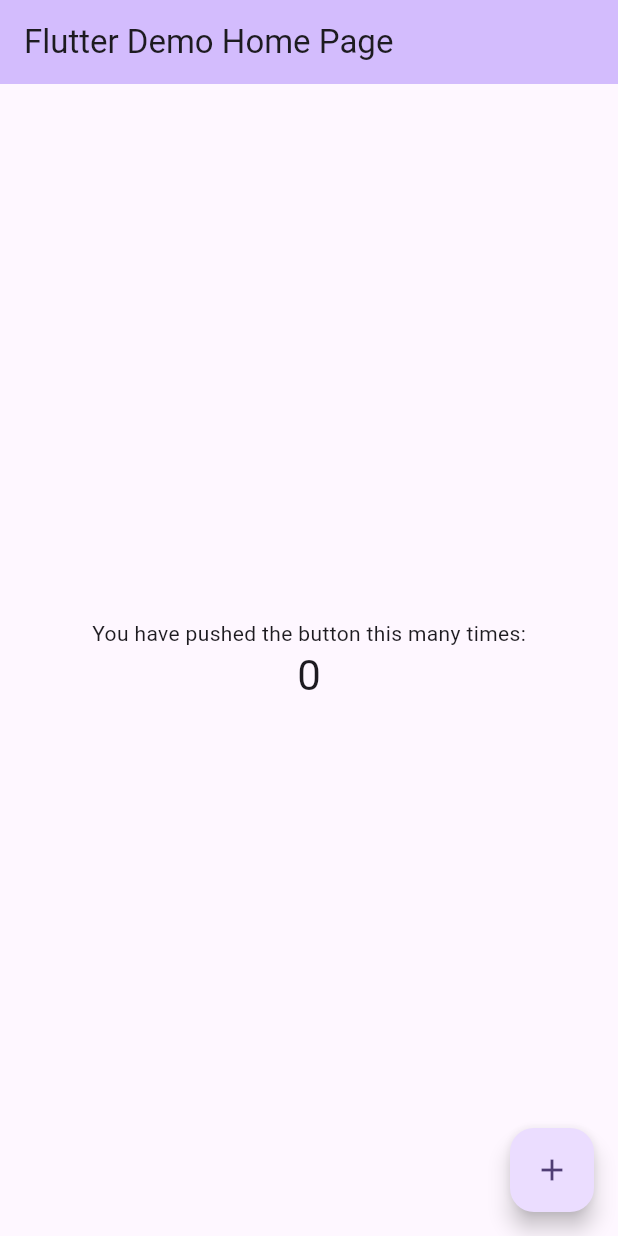
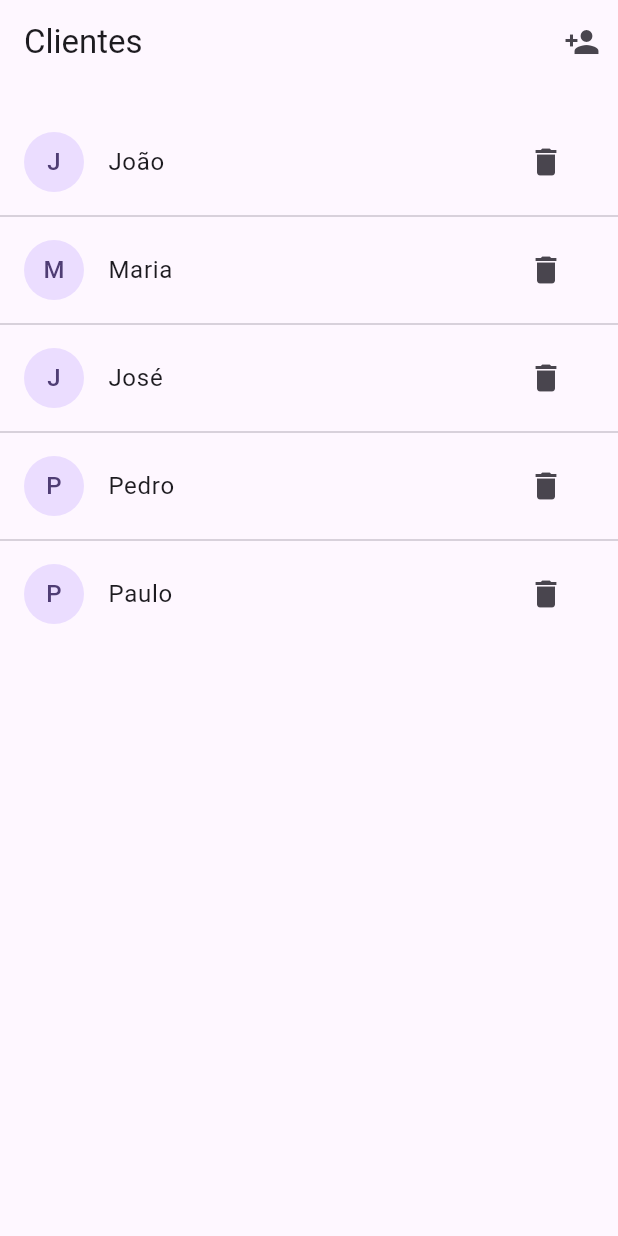
Before and after one commit to limadlp/flutter-sandbox, a Flutter app: the screen it shows after launch, on a phone screen of 412 x 824 dp. Run offline on Flutter 3.47's test engine with Material 3 defaults, Android fonts, the phone set to English and light mode, and no system bars; our stand-ins replace dio, equatable, flutter_bloc, get_it, retrofit; generated files the repository leaves out were written again.

Commit message:
feat: add bloc without packages

```diff
--- /dev/null
+++ b/bloc_sandbox/lib/blocs/cient_bloc.dart
@@ -0,0 +1,32 @@
+import 'dart:async';
+
+import 'package:bloc_sandbox/blocs/client_events.dart';
+import 'package:bloc_sandbox/blocs/client_state.dart';
+import 'package:bloc_sandbox/models/client.dart';
+import 'package:bloc_sandbox/repositories/clients_repository.dart';
+
+class ClientBloc {
+  final _clientRepo = ClientsRepository();
+
+  final _inputClientController = StreamController<ClientEvent>();
+  final _outputClientController = StreamController<ClientState>();
+
+  Sink<ClientEvent> get inputClient => _inputClientController.sink;
+  Stream<ClientState> get stream => _outputClientController.stream;
+
+  ClientBloc() {
+    _inputClientController.stream.listen(_mapEventToState);
+  }
+
+  _mapEventToState(ClientEvent event) async {
+    List<Client> clients = [];
+    if (event is LoadClientsEvent) {
+      clients = _clientRepo.loadClients();
+    } else if (event is AddClientEvent) {
+      clients = _clientRepo.addClient(event.client);
+    } else if (event is RemoveClientEvent) {
+      clients = _clientRepo.removeClient(event.client);
+    }
+    _outputClientController.add(ClientSuccessState(clients: clients));
+  }
+}
--- /dev/null
+++ b/bloc_sandbox/lib/blocs/client_events.dart
@@ -0,0 +1,15 @@
+import 'package:bloc_sandbox/models/client.dart';
+
+abstract class ClientEvent {}
+
+class LoadClientsEvent extends ClientEvent {}
+
+class AddClientEvent extends ClientEvent {
+  final Client client;
+  AddClientEvent({required this.client});
+}
+
+class RemoveClientEvent extends ClientEvent {
+  final Client client;
+  RemoveClientEvent({required this.client});
+}
--- /dev/null
+++ b/bloc_sandbox/lib/blocs/client_state.dart
@@ -0,0 +1,15 @@
+import 'package:bloc_sandbox/models/client.dart';
+
+abstract class ClientState {
+  List<Client> clients;
+  ClientState({required this.clients});
+}
+
+class ClientInitialState extends ClientState {
+  ClientInitialState() : super(clients: []);
+}
+
+class ClientSuccessState extends ClientState {
+  // ignore: use_super_parameters
+  ClientSuccessState({required List<Client> clients}) : super(clients: clients);
+}
--- a/bloc_sandbox/lib/main.dart
+++ b/bloc_sandbox/lib/main.dart
@@ -1,3 +1,4 @@
+import 'package:bloc_sandbox/pages/clients_page.dart';
 import 'package:flutter/material.dart';
 
 void main() {
@@ -7,116 +8,15 @@ void main() {
 class MyApp extends StatelessWidget {
   const MyApp({super.key});
 
-  // This widget is the root of your application.
   @override
   Widget build(BuildContext context) {
     return MaterialApp(
       title: 'Flutter Demo',
+      debugShowCheckedModeBanner: false,
       theme: ThemeData(
-        // This is the theme of your application.
-        //
-        // TRY THIS: Try running your application with "flutter run". You'll see
-        // the application has a purple toolbar. Then, without quitting the app,
-        // try changing the seedColor in the colorScheme below to Colors.green
-        // and then invoke "hot reload" (save your changes or press the "hot
-        // reload" button in a Flutter-supported IDE, or press "r" if you used
-        // the command line to start the app).
-        //
-        // Notice that the counter didn't reset back to zero; the application
-        // state is not lost during the reload. To reset the state, use hot
-        // restart instead.
-        //
-        // This works for code too, not just values: Most code changes can be
-        // tested with just a hot reload.
         colorScheme: ColorScheme.fromSeed(seedColor: Colors.deepPurple),
       ),
-      home: const MyHomePage(title: 'Flutter Demo Home Page'),
+      home: const ClientsPage(),
     );
   }
 }
-
-class MyHomePage extends StatefulWidget {
-  const MyHomePage({super.key, required this.title});
-
-  // This widget is the home page of your application. It is stateful, meaning
-  // that it has a State object (defined below) that contains fields that affect
-  // how it looks.
-
-  // This class is the configuration for the state. It holds the values (in this
-  // case the title) provided by the parent (in this case the App widget) and
-  // used by the build method of the State. Fields in a Widget subclass are
-  // always marked "final".
-
-  final String title;
-
-  @override
-  State<MyHomePage> createState() => _MyHomePageState();
-}
-
-class _MyHomePageState extends State<MyHomePage> {
-  int _counter = 0;
-
-  void _incrementCounter() {
-    setState(() {
-      // This call to setState tells the Flutter framework that something has
-      // changed in this State, which causes it to rerun the build method below
-      // so that the display can reflect the updated values. If we changed
-      // _counter without calling setState(), then the build method would not be
-      // called again, and so nothing would appear to happen.
-      _counter++;
-    });
-  }
-
-  @override
-  Widget build(BuildContext context) {
-    // This method is rerun every time setState is called, for instance as done
-    // by the _incrementCounter method above.
-    //
-    // The Flutter framework has been optimized to make rerunning build methods
-    // fast, so that you can just rebuild anything that needs updating rather
-    // than having to individually change instances of widgets.
-    return Scaffold(
-      appBar: AppBar(
-        // TRY THIS: Try changing the color here to a specific color (to
-        // Colors.amber, perhaps?) and trigger a hot reload to see the AppBar
-        // change color while the other colors stay the same.
-        backgroundColor: Theme.of(context).colorScheme.inversePrimary,
-        // Here we take the value from the MyHomePage object that was created by
-        // the App.build method, and use it to set our appbar title.
-        title: Text(widget.title),
-      ),
-      body: Center(
-        // Center is a layout widget. It takes a single child and positions it
-        // in the middle of the parent.
-        child: Column(
-          // Column is also a layout widget. It takes a list of children and
-          // arranges them vertically. By default, it sizes itself to fit its
-          // children horizontally, and tries to be as tall as its parent.
-          //
-          // Column has various properties to control how it sizes itself and
-          // how it positions its children. Here we use mainAxisAlignment to
-          // center the children vertically; the main axis here is the vertical
-          // axis because Columns are vertical (the cross axis would be
-          // horizontal).
-          //
-          // TRY THIS: Invoke "debug painting" (choose the "Toggle Debug Paint"
-          // action in the IDE, or press "p" in the console), to see the
-          // wireframe for each widget.
-          mainAxisAlignment: MainAxisAlignment.center,
-          children: <Widget>[
-            const Text('You have pushed the button this many times:'),
-            Text(
-              '$_counter',
-              style: Theme.of(context).textTheme.headlineMedium,
-            ),
-          ],
-        ),
-      ),
-      floatingActionButton: FloatingActionButton(
-        onPressed: _incrementCounter,
-        tooltip: 'Increment',
-        child: const Icon(Icons.add),
-      ), // This trailing comma makes auto-formatting nicer for build methods.
-    );
-  }
-}
--- /dev/null
+++ b/bloc_sandbox/lib/models/client.dart
@@ -0,0 +1,5 @@
+class Client {
+  String nome;
+
+  Client({required this.nome});
+}
--- /dev/null
+++ b/bloc_sandbox/lib/pages/clients_page.dart
@@ -0,0 +1,97 @@
+import 'dart:math';
+
+import 'package:bloc_sandbox/blocs/cient_bloc.dart';
+import 'package:bloc_sandbox/blocs/client_events.dart';
+import 'package:bloc_sandbox/blocs/client_state.dart';
+import 'package:bloc_sandbox/models/client.dart';
+import 'package:flutter/material.dart';
+
+class ClientsPage extends StatefulWidget {
+  const ClientsPage({super.key});
+
+  @override
+  State<ClientsPage> createState() => _ClientsPageState();
+}
+
+class _ClientsPageState extends State<ClientsPage> {
+  late final ClientBloc bloc;
+
+  @override
+  void initState() {
+    super.initState();
+    bloc = ClientBloc();
+    bloc.inputClient.add(LoadClientsEvent());
+  }
+
+  @override
+  void dispose() {
+    bloc.inputClient.close();
+    super.dispose();
+  }
+
+  String randomName() {
+    final rand = Random();
+    return [
+      'Ana',
+      'Carlos',
+      'Beatriz',
+      'Daniel',
+      'Elena',
+      'Fernando',
+      'Gabriela',
+      'Hugo',
+      'Isabel',
+      'Julia',
+    ][rand.nextInt(10)];
+  }
+
+  @override
+  Widget build(BuildContext context) {
+    return Scaffold(
+      appBar: AppBar(
+        title: const Text('Clientes'),
+        actions: [
+          IconButton(
+            onPressed: () {
+              bloc.inputClient.add(
+                AddClientEvent(client: Client(nome: randomName())),
+              );
+            },
+            icon: Icon(Icons.person_add),
+          ),
+        ],
+      ),
+      body: Padding(
+        padding: const EdgeInsets.symmetric(vertical: 24),
+        child: StreamBuilder<ClientState>(
+          stream: bloc.stream,
+          builder: (context, snapshot) {
+            final clientsList = snapshot.data?.clients ?? [];
+            return ListView.separated(
+              itemCount: clientsList.length,
+              itemBuilder: (context, index) {
+                return ListTile(
+                  leading: CircleAvatar(
+                    child: Text(clientsList[index].nome[0].toUpperCase()),
+                  ),
+                  title: Text(clientsList[index].nome),
+                  trailing: IconButton(
+                    onPressed: () {
+                      bloc.inputClient.add(
+                        RemoveClientEvent(client: clientsList[index]),
+                      );
+                    },
+                    icon: Icon(Icons.delete),
+                  ),
+                );
+              },
+              separatorBuilder: (context, index) {
+                return const Divider();
+              },
+            );
+          },
+        ),
+      ),
+    );
+  }
+}
--- /dev/null
+++ b/bloc_sandbox/lib/repositories/clients_repository.dart
@@ -0,0 +1,26 @@
+import 'package:bloc_sandbox/models/client.dart';
+
+class ClientsRepository {
+  final List<Client> _clients = [];
+
+  List<Client> loadClients() {
+    _clients.addAll([
+      Client(nome: 'João'),
+      Client(nome: 'Maria'),
+      Client(nome: 'José'),
+      Client(nome: 'Pedro'),
+      Client(nome: 'Paulo'),
+    ]);
+    return _clients;
+  }
+
+  List<Client> addClient(Client client) {
+    _clients.add(client);
+    return _clients;
+  }
+
+  List<Client> removeClient(Client client) {
+    _clients.remove(client);
+    return _clients;
+  }
+}
```
